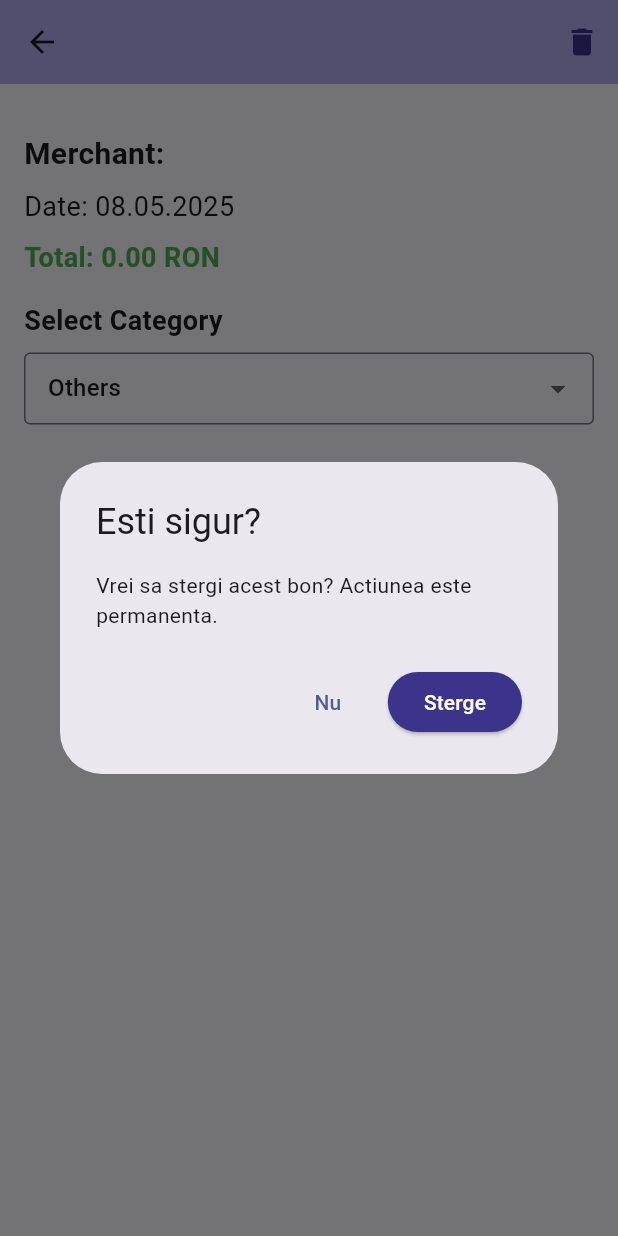
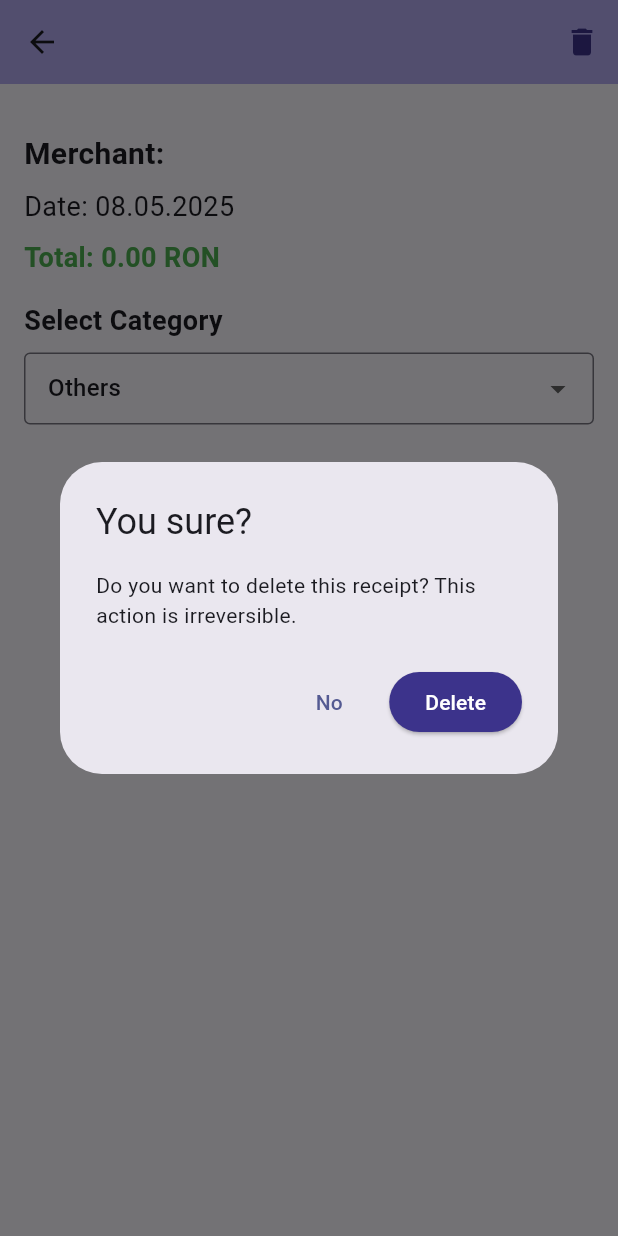
Before and after one commit to anca26/FinanceApp, a Flutter app: the ReceiptDetailsPage screen opened directly with empty values, after a tap on the "delete" icon, on a phone screen of 412 x 824 dp. Run offline on Flutter 3.47's test engine with Material 3 defaults, Android fonts, the light colour scheme and no system bars; our stand-ins replace image_picker; network calls fail.

Commit message:
Small update

```diff
--- a/expense_app/lib/views/detail_view.dart
+++ b/expense_app/lib/views/detail_view.dart
@@ -12,12 +12,12 @@ class ReceiptDetailsPage extends StatelessWidget {
   final confirm = await showDialog<bool>(
     context: context,
     builder: (context) => AlertDialog(
-      title: const Text('Esti sigur?'),
-      content: const Text('Vrei sa stergi acest bon? Actiunea este permanenta.'),
+      title: const Text('You sure?'),
+      content: const Text('Do you want to delete this receipt? This action is irreversible.'),
       actions: [
         TextButton(
           onPressed: () => Navigator.of(context).pop(false),
-          child: const Text('Nu'),
+          child: const Text('No'),
         ),
         ElevatedButton(
           onPressed: () async {
@@ -27,12 +27,12 @@ class ReceiptDetailsPage extends StatelessWidget {
               Navigator.of(context).pop(receipt.id);
             } else {
               ScaffoldMessenger.of(context).showSnackBar(
-                const SnackBar(content: Text('Eroare la stergere')),
+                const SnackBar(content: Text('Error at deleting receipt')),
               );
             }
           },
           style: ElevatedButton.styleFrom(backgroundColor: Color.fromARGB(255, 60, 51, 139)),
-          child: const Text('Sterge', style: TextStyle(color: Colors.white)),
+          child: const Text('Delete', style: TextStyle(color: Colors.white)),
         ),
       ],
     ),
```
Also changed, not shown: 1 other file.
